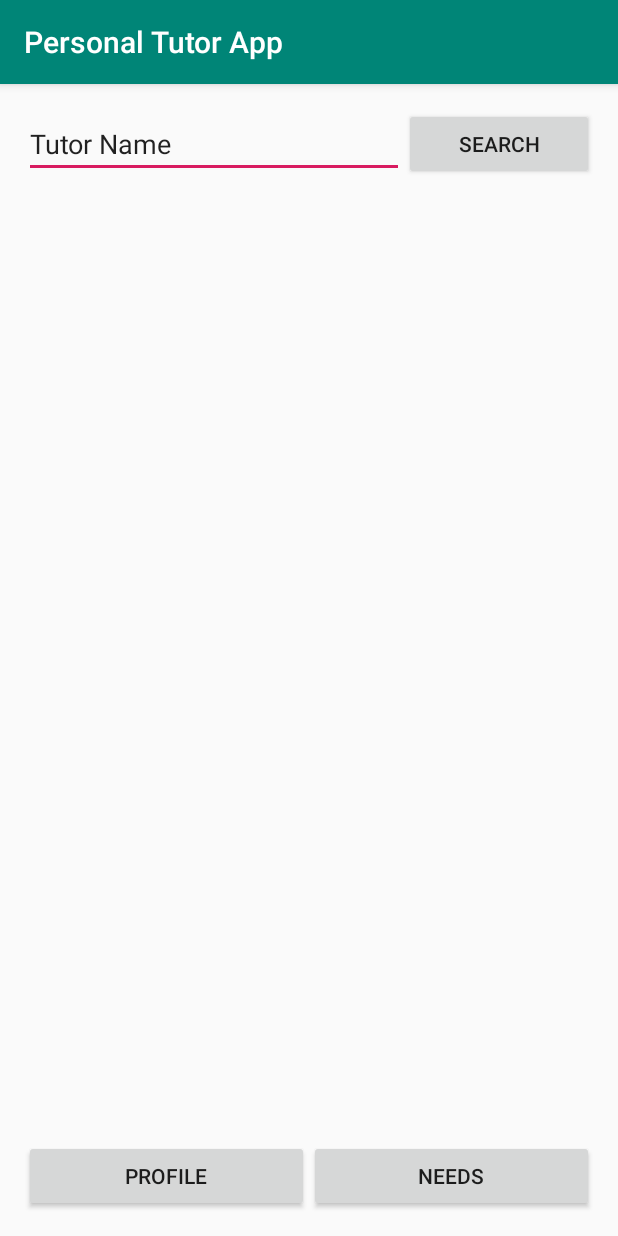
After one commit to SteedZH/Android, an Android app: the StudentMainActivity screen opened directly, with no data from a screen before it, on a phone screen of 412 x 824 dp. The commit adds this screen. Run offline under Robolectric (Android 15) with nearby library versions, the phone set to English and light mode, and no system bars.

Commit message:
s&t activity

```diff
--- /dev/null
+++ b/app/app/src/main/java/com/example/comp6239/StudentMainActivity.java
@@ -0,0 +1,37 @@
+package com.example.comp6239;
+
+import android.content.Intent;
+import android.support.v7.app.AppCompatActivity;
+import android.os.Bundle;
+import android.view.View;
+import android.widget.Button;
+
+public class StudentMainActivity extends AppCompatActivity {
+
+    @Override
+    protected void onCreate(Bundle savedInstanceState) {
+        super.onCreate(savedInstanceState);
+        setContentView(R.layout.activity_student_main);
+        Button bt_needs = findViewById(R.id.needs);
+        bt_needs.setOnClickListener(new View.OnClickListener() {
+            @Override
+            public void onClick(View v) {
+                Intent intent = new Intent();
+                intent.setClass(StudentMainActivity.this,StudentNeedsActivity.class);
+                startActivity(intent);
+                StudentMainActivity.this.finish();
+            }
+        });
+        Button bt_profile= findViewById(R.id.profile);
+        bt_profile.setOnClickListener(new View.OnClickListener() {
+            @Override
+            public void onClick(View v) {
+                Intent intent = new Intent();
+                intent.setClass(StudentMainActivity.this,StudentProfileActivity.class);
+                startActivity(intent);
+                StudentMainActivity.this.finish();
+            }
+        });
+    }
+
+}
--- a/app/app/src/main/res/layout/student_main.xml
+++ b/app/app/src/main/res/layout/activity_student_main.xml
@@ -1,5 +1,5 @@
 <?xml version="1.0" encoding="utf-8"?>
-<LinearLayout xmlns:android="http://schemas.android.com/apk/res/android"
+<RelativeLayout xmlns:android="http://schemas.android.com/apk/res/android"
     android:id="@+id/student_main"
     android:layout_width="match_parent"
     android:layout_height="match_parent"
@@ -11,46 +11,55 @@
     android:paddingBottom="@dimen/activity_vertical_margin">
 
     <LinearLayout
+        android:id="@+id/student_main_top"
         android:layout_width="match_parent"
-        android:layout_height="match_parent"
-        android:gravity="center"
-        android:layout_weight="8">
+        android:layout_height="wrap_content"
+        android:layout_alignParentTop="true"
+        android:layout_centerHorizontal="true"
+        android:gravity="center">
 
         <EditText
             android:id="@+id/search_input"
             android:layout_width="match_parent"
             android:layout_height="wrap_content"
+            android:layout_weight="1"
             android:ems="10"
             android:inputType="textPersonName"
-            android:layout_weight="1"
             android:text="Tutor Name" />
 
         <Button
             android:id="@+id/search_button"
             android:layout_width="match_parent"
             android:layout_height="wrap_content"
-            android:text="search"
-            android:layout_weight="2"/>
+            android:layout_weight="2"
+            android:text="search" />
     </LinearLayout>
-
-    <ListView
-        android:layout_width="match_parent"
-        android:layout_height="match_parent"
-        android:layout_weight="1" />
 
     <LinearLayout
         android:layout_width="match_parent"
-        android:layout_height="match_parent"
+        android:layout_height="wrap_content"
+        android:layout_below="@+id/student_main_top"
+        android:layout_above="@+id/student_main_bottom">
+
+        <ListView
+            android:layout_width="match_parent"
+            android:layout_height="match_parent" />
+    </LinearLayout>
+
+    <LinearLayout
+        android:layout_width="match_parent"
+        android:layout_height="wrap_content"
+        android:layout_alignParentBottom="true"
+        android:layout_centerHorizontal="true"
         android:gravity="center"
-        android:layout_weight="8">
+        android:id="@+id/student_main_bottom">
 
         <Button
             android:id="@+id/profile"
             android:layout_width="wrap_content"
             android:layout_height="wrap_content"
             android:layout_weight="1"
-            android:text="Profile"
-            />
+            android:text="Profile" />
 
         <Button
             android:id="@+id/needs"
@@ -61,4 +70,4 @@
 
     </LinearLayout>
 
-</LinearLayout>
+</RelativeLayout>
--- a/app/app/src/main/res/layout/student_needs.xml
+++ b/app/app/src/main/res/layout/activity_student_needs.xml
@@ -82,13 +82,13 @@
     </TableLayout>
 
     <Button
-        android:id="@+id/button11"
+        android:id="@+id/needs_confirm"
         android:layout_width="match_parent"
         android:layout_height="wrap_content"
         android:text="Confirm" />
 
     <Button
-        android:id="@+id/button12"
+        android:id="@+id/needs_back"
         android:layout_width="match_parent"
         android:layout_height="wrap_content"
         android:text="Back" />
--- a/app/app/src/main/res/layout/student_profile.xml
+++ b/app/app/src/main/res/layout/activity_student_profile.xml
@@ -119,7 +119,7 @@
             />
 
         <Button
-            android:id="@+id/button2"
+            android:id="@+id/profile_cancel"
             android:layout_width="wrap_content"
             android:layout_height="wrap_content"
             android:text="Cancel" />
--- a/app/app/src/main/res/layout/tutor_main.xml
+++ b/app/app/src/main/res/layout/activity_tutor_main.xml
@@ -25,7 +25,7 @@
             />
 
         <Button
-            android:id="@+id/button9"
+            android:id="@+id/tutor_main_unread"
             android:layout_width="wrap_content"
             android:layout_height="match_parent"
             android:text="Unread" />
--- a/app/app/src/main/res/layout/tutor_request.xml
+++ b/app/app/src/main/res/layout/activity_tutor_request.xml
@@ -20,11 +20,11 @@
             android:layout_width="match_parent"
             android:layout_height="match_parent"
             android:layout_below="@+id/textView7"
-            android:layout_above="@+id/button14"/>
+            android:layout_above="@+id/tutor_request_back"/>
 
 
     <Button
-        android:id="@+id/button14"
+        android:id="@+id/tutor_request_back"
         android:layout_width="match_parent"
         android:layout_height="wrap_content"
         android:layout_alignParentBottom="true"
```
Also changed, not shown: app/app/src/main/AndroidManifest.xml (+14 -9 lines), app/app/src/main/java/com/example/comp6239/StudentNeedsActivity.java (added, +26 -0 lines), app/app/src/main/java/com/example/comp6239/StudentProfileActivity.java (added, +26 -0 lines), app/app/src/main/java/com/example/comp6239/TutorAdjustActivity.java (added, +13 -0 lines), app/app/src/main/java/com/example/comp6239/TutorMainActivity.java (added, +26 -0 lines), app/app/src/main/java/com/example/comp6239/TutorRequestActivity.java (added, +26 -0 lines), app/app/src/main/res/layout/activity_tutor_adjust.xml (renamed from app/app/src/main/res/layout/tutor_adjust.xml).
